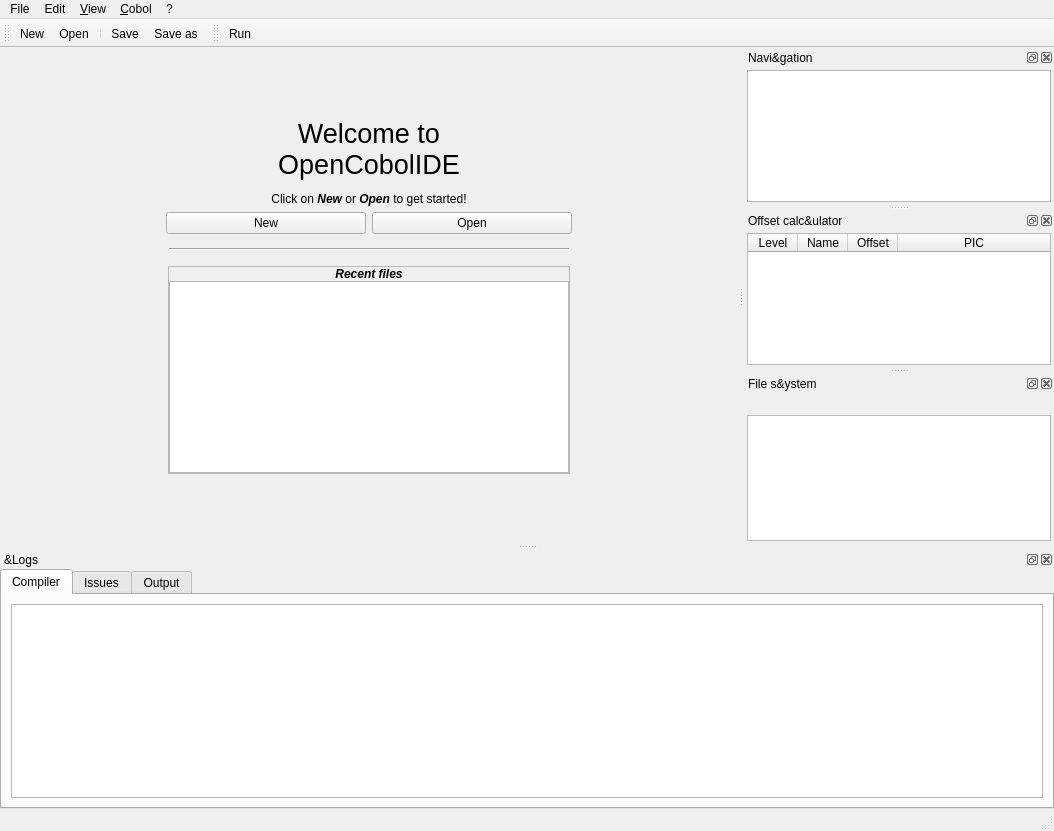
Old version of the form forms/ide.ui in the repository OpenCobolIDE/OpenCobolIDE.
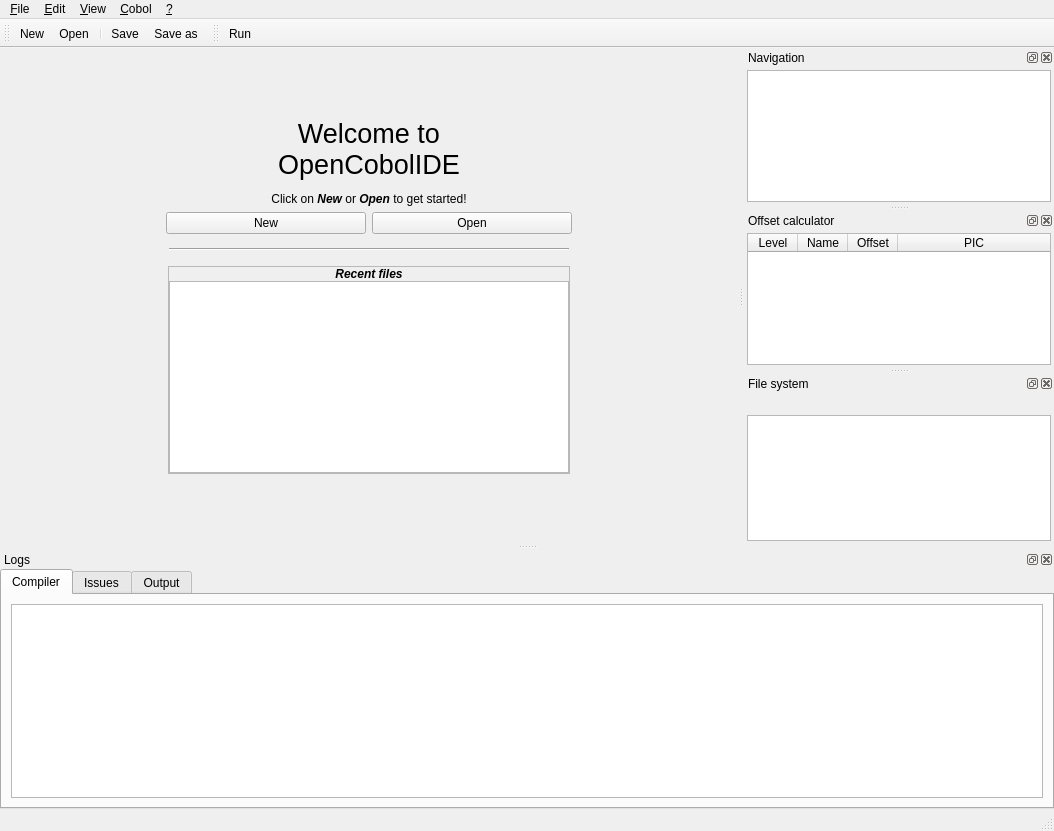
New version of the form. Icons and pictures are not drawn. Custom widgets are drawn as their Qt base class.

Patch:
```diff
--- a/forms/ide.ui
+++ b/forms/ide.ui
@@ -434,7 +434,7 @@
   </widget>
   <widget class="QDockWidget" name="dockWidgetLogs">
    <property name="windowTitle">
-    <string>&amp;Logs</string>
+    <string>Logs</string>
    </property>
    <attribute name="dockWidgetArea">
     <number>8</number>
@@ -566,12 +566,12 @@
      <x>0</x>
      <y>0</y>
      <width>1054</width>
-     <height>29</height>
+     <height>21</height>
     </rect>
    </property>
    <widget class="QMenu" name="menuFile">
     <property name="title">
-     <string>File</string>
+     <string>&amp;File</string>
     </property>
     <addaction name="actionNew"/>
     <addaction name="actionOpen"/>
@@ -583,7 +583,7 @@
    </widget>
    <widget class="QMenu" name="menuEdit">
     <property name="title">
-     <string>Edit</string>
+     <string>&amp;Edit</string>
     </property>
     <widget class="QMenu" name="mnuActiveEditor">
      <property name="toolTip">
@@ -644,7 +644,7 @@
    </widget>
    <widget class="QMenu" name="menu">
     <property name="title">
-     <string>?</string>
+     <string>&amp;?</string>
     </property>
     <addaction name="actionHelp"/>
     <addaction name="actionAbout"/>
@@ -668,7 +668,7 @@
     <set>QDockWidget::AllDockWidgetFeatures</set>
    </property>
    <property name="windowTitle">
-    <string>Navi&amp;gation</string>
+    <string>Navigation</string>
    </property>
    <attribute name="dockWidgetArea">
     <number>2</number>
@@ -719,7 +719,7 @@
     </size>
    </property>
    <property name="windowTitle">
-    <string>Offset calc&amp;ulator</string>
+    <string>Offset calculator</string>
    </property>
    <attribute name="dockWidgetArea">
     <number>2</number>
@@ -809,7 +809,7 @@
     </size>
    </property>
    <property name="windowTitle">
-    <string>File s&amp;ystem</string>
+    <string>File system</string>
    </property>
    <attribute name="dockWidgetArea">
     <number>2</number>
```
Left out of the diff: 88 changed lines with no effect on the pictures.
